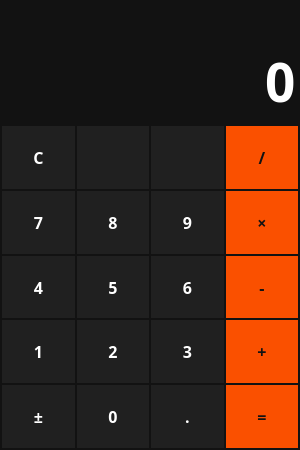
Old version of the form ui/design.ui in the repository asgilliard/simple-calculator.
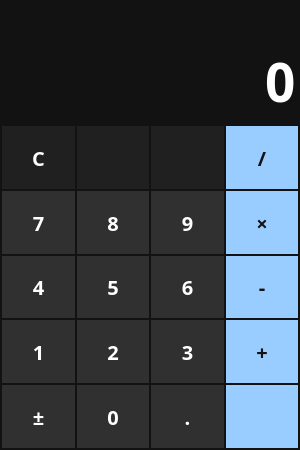
New version of the form. Icons and pictures are not drawn.

Commit message: fix no zero in temp (collapse_stack error), add max len accounting, add backspace and percent, sign method improved, redesigned

```diff
--- a/ui/design.ui
+++ b/ui/design.ui
@@ -37,13 +37,13 @@
     color: #ffffff;
     background-color: #121212;
     font-family: Open Sans;
-    font-size: 16px;
+    font-size: 20px;
     font-weight: 600;
     border: none;
 }
 
 QPushButton {
-    background-color: #202020;
+    background-color: #303030;
     margin: 1px;
 }
 
@@ -51,13 +51,28 @@
     background-color: #888;
 }
 
+QPushButton#btn_clear,
+QPushButton#btn_back,
+QPushButton#btn_percent {
+    background-color: #202020;
+    color: #ffffff;
+}
+
+QPushButton#btn_clear:pressed,
+QPushButton#btn_back:pressed,
+QPushButton#btn_percent:pressed {
+    background-color: #888;
+    color: #ffffff;
+}
+
 QPushButton#btn_prod,
 QPushButton#btn_sum,
 QPushButton#btn_dif,
 QPushButton#btn_mul,
 QPushButton#btn_sub {
-    background-color: #FA5000;
-    color: #121212
+/*background-color: #FA5000;*/    
+    background-color: #99CCFF;
+    color: #121212;
 }
 
 QPushButton#btn_prod:pressed,
@@ -217,7 +232,17 @@
          </font>
         </property>
         <property name="text">
-         <string>=</string>
+         <string/>
+        </property>
+        <property name="icon">
+         <iconset resource="files.qrc">
+          <normaloff>:/icons/icons/equal_28.png</normaloff>:/icons/icons/equal_28.png</iconset>
+        </property>
+        <property name="iconSize">
+         <size>
+          <width>20</width>
+          <height>20</height>
+         </size>
         </property>
         <property name="shortcut">
          <string>=</string>
```
Left out of the diff: 6 changed lines with no effect on the pictures. The commit also changes 12 other files.
